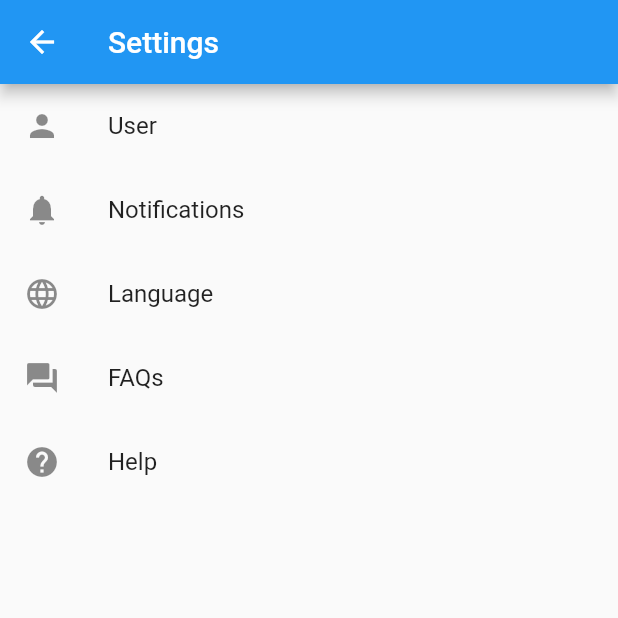
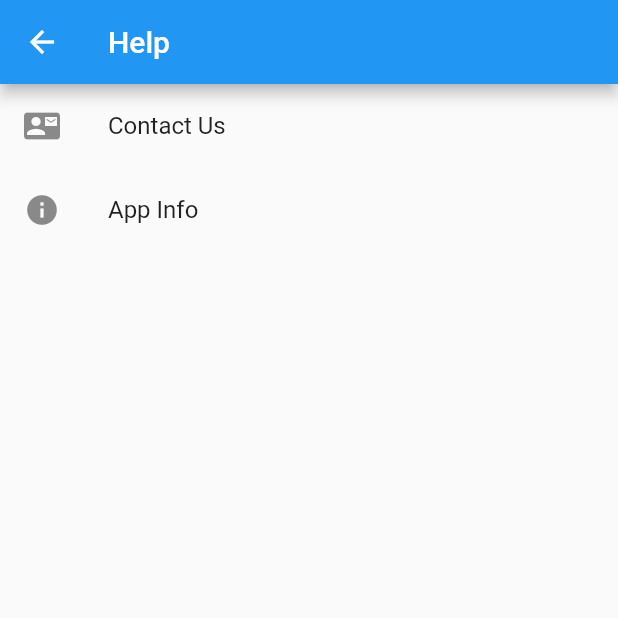
Before and after one commit to avinashkranjan/Friday, a Flutter app: the SettingsScreen screen opened by its route, after a tap on "Help", on a phone screen of 412 x 824 dp, the top half of it. Run offline on Flutter 3.47's test engine with Material 2 defaults, Android fonts, the phone set to English and light mode, and no system bars; our stand-ins replace cloud_firestore, date_time_picker, firebase_auth, firebase_core, firebase_storage, flutter_icons_null_safety and 7 more; missing offline and left inert: flutter_login_facebook, is_first_run; accounts and stored records are empty.

Commit message:
lib/screens/help_screen.dart

```diff
--- a/lib/main.dart
+++ b/lib/main.dart
@@ -16,6 +16,9 @@ import 'package:provider/provider.dart';
 import 'package:friday/services/authentication.dart';
 import 'package:friday/services/user_info_services.dart';
 import 'screens/settings_screen.dart';
+import 'screens/help_screen.dart';
+import 'screens/contact_us_screen.dart';
+import 'screens/app_info_screen.dart';
 import 'onboarding/introslider.dart';
 
 void main() async {
@@ -134,6 +137,9 @@ class _MyAppState extends State<MyApp> {
           routes: {
            '/feedback': (context) => FeedbackPage(),
            '/settings': (context) => SettingsScreen(),
+           '/help': (context) => HelpScreen(),
+           '/contact': (context) => ContactUsScreen(),
+           '/appInfo': (context) => AppInfoScreen(),
           },
         ),
       ),
--- /dev/null
+++ b/lib/screens/help_screen.dart
@@ -0,0 +1,43 @@
+
+import 'package:flutter/material.dart';
+import 'contact_us_screen.dart';
+import 'app_info_screen.dart';
+
+class HelpScreen extends StatelessWidget {
+  @override
+  Widget build(BuildContext context) {
+    return Scaffold(
+      appBar: AppBar(
+        title: Text('Help'),
+      ),
+      body: ListView(
+        children: [
+          ListTile(
+            leading: Icon(Icons.contact_mail),
+            title: Text('Contact Us'),
+            onTap: () {
+              Navigator.push(
+                context,
+                MaterialPageRoute(
+                  builder: (context) => ContactUsScreen(),
+                ),
+              );
+            },
+          ),
+          ListTile(
+            leading: Icon(Icons.info),
+            title: Text('App Info'),
+            onTap: () {
+              Navigator.push(
+                context,
+                MaterialPageRoute(
+                  builder: (context) => AppInfoScreen(),
+                ),
+              );
+            },
+          ),
+        ],
+      ),
+    );
+  }
+}
--- a/lib/screens/settings_screen.dart
+++ b/lib/screens/settings_screen.dart
@@ -1,4 +1,5 @@
 import 'package:flutter/material.dart';
+import 'help_screen.dart';
 
 class SettingsScreen extends StatelessWidget {
   @override
@@ -41,7 +42,12 @@ class SettingsScreen extends StatelessWidget {
             leading: Icon(Icons.help),
             title: Text('Help'),
             onTap: () {
-              // Navigate to help screen
+              Navigator.push(
+                context,
+                MaterialPageRoute(
+                  builder: (context) => HelpScreen(),
+                ),
+              );
             },
           ),
         ],
```
Also changed, not shown: lib/screens/app_info_screen.dart (added, +41 -0 lines), lib/screens/contact_us_screen.dart (added, +57 -0 lines).
